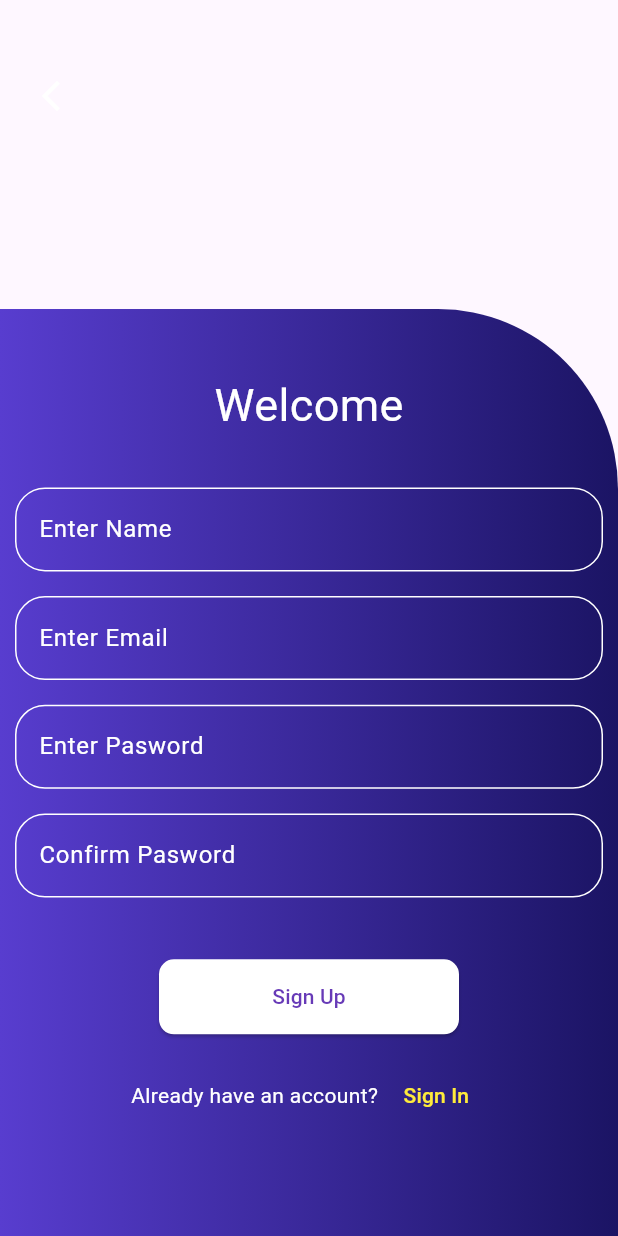
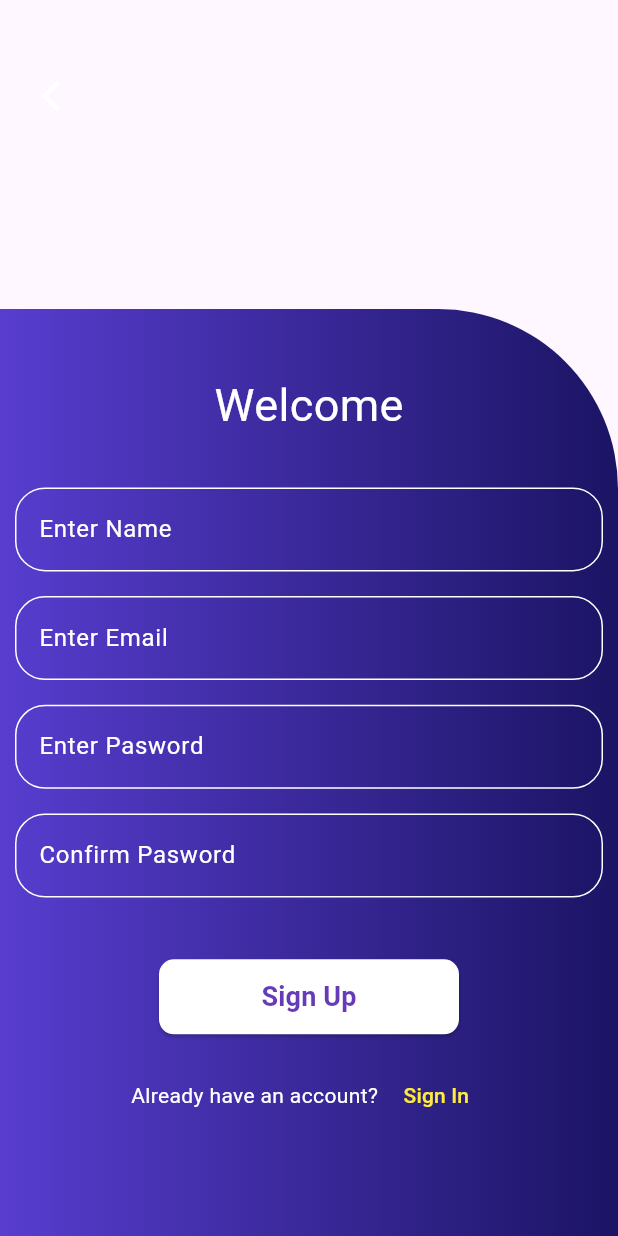
Before and after one commit to Muhon33/Assignment-7--Login-Register-Page, a Flutter app: the screen it shows after launch, after a tap on "Sign Up", on a phone screen of 412 x 824 dp. Run offline on Flutter 3.47's test engine with Material 3 defaults, Android fonts, the light colour scheme and no system bars; our stand-ins replace supabase_flutter; accounts and stored records are empty; network calls fail.

Commit message:
Button Resize, Login, Signup

```diff
--- a/lib/pages/loginPage.dart
+++ b/lib/pages/loginPage.dart
@@ -94,7 +94,13 @@ class _LoginPageState extends State<LoginPage> {
                             ),
                           ),
                           onPressed: () {},
-                          child: Text("Sign In"),
+                          child: Text(
+                            "Sign In",
+                            style: TextStyle(
+                              fontWeight: FontWeight.bold,
+                              fontSize: 18,
+                            ),
+                          ),
                         ),
                         SizedBox(height: height * 0.02),
                         Row(
--- a/lib/pages/registerPage.dart
+++ b/lib/pages/registerPage.dart
@@ -165,7 +165,13 @@ class _RegisterPageState extends State<RegisterPage> {
                             ),
                           ),
                           onPressed: signUp,
-                          child: Text("Sign Up"),
+                          child: Text(
+                            "Sign Up",
+                            style: TextStyle(
+                              fontWeight: FontWeight.bold,
+                              fontSize: 18,
+                            ),
+                          ),
                         ),
                         SizedBox(height: height * 0.02),
                         Row(
```
